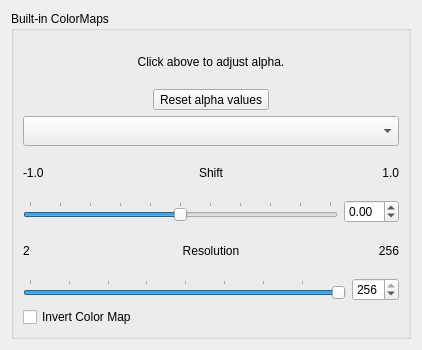
The window that src/Interface/Modules/Visualization/CreateStandardColorMap.ui (SCIInstitute/SCIRun) describes before a commit, drawn with Qt 5.
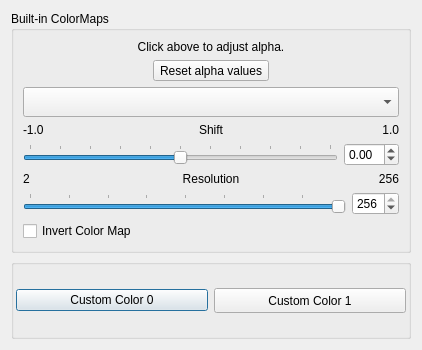
The same window after the commit.

Commit message: added custom colors

Diff of the .ui file:
```diff
--- a/src/Interface/Modules/Visualization/CreateStandardColorMap.ui
+++ b/src/Interface/Modules/Visualization/CreateStandardColorMap.ui
@@ -233,6 +233,65 @@
      </layout>
     </widget>
    </item>
+   <item>
+    <widget class="QGroupBox" name="groupBox_2">
+     <property name="minimumSize">
+      <size>
+       <width>0</width>
+       <height>60</height>
+      </size>
+     </property>
+     <property name="title">
+      <string/>
+     </property>
+     <property name="alignment">
+      <set>Qt::AlignCenter</set>
+     </property>
+     <property name="flat">
+      <bool>false</bool>
+     </property>
+     <layout class="QHBoxLayout" name="horizontalLayout">
+      <property name="spacing">
+       <number>6</number>
+      </property>
+      <property name="leftMargin">
+       <number>2</number>
+      </property>
+      <property name="topMargin">
+       <number>2</number>
+      </property>
+      <property name="rightMargin">
+       <number>2</number>
+      </property>
+      <property name="bottomMargin">
+       <number>2</number>
+      </property>
+      <item>
+       <widget class="QPushButton" name="customColorButton0_">
+        <property name="text">
+         <string>Custom Color 0</string>
+        </property>
+       </widget>
+      </item>
+      <item>
+       <widget class="QPushButton" name="customColorButton1_">
+        <property name="enabled">
+         <bool>true</bool>
+        </property>
+        <property name="minimumSize">
+         <size>
+          <width>130</width>
+          <height>25</height>
+         </size>
+        </property>
+        <property name="text">
+         <string>Custom Color 1</string>
+        </property>
+       </widget>
+      </item>
+     </layout>
+    </widget>
+   </item>
   </layout>
  </widget>
  <resources/>
```
The commit also changes 14 other files.
